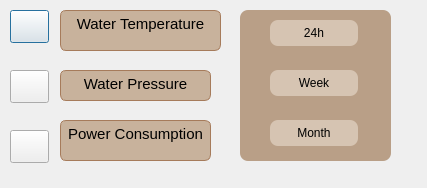
First picture: the form in kaffeknekt/GUI_firstDraft/sensoranalyticsdialog.ui, repository martintara/kaffeknekt, before the edit.
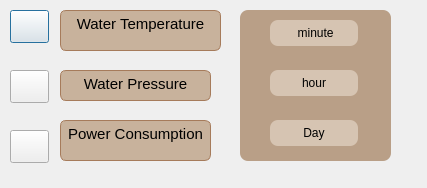
Second picture: the form after the edit. Icons and pictures are not drawn.

Diff of the .ui file:
```diff
--- a/kaffeknekt/GUI_firstDraft/sensoranalyticsdialog.ui
+++ b/kaffeknekt/GUI_firstDraft/sensoranalyticsdialog.ui
@@ -215,7 +215,7 @@
 </string>
     </property>
     <property name="text">
-     <string>24h</string>
+     <string> minute</string>
     </property>
    </widget>
    <widget class="QPushButton" name="week">
@@ -234,7 +234,7 @@
 </string>
     </property>
     <property name="text">
-     <string>Week</string>
+     <string>hour</string>
     </property>
    </widget>
    <widget class="QPushButton" name="month">
@@ -253,7 +253,7 @@
 </string>
     </property>
     <property name="text">
-     <string>Month</string>
+     <string>Day</string>
     </property>
    </widget>
   </widget>
```
Left out of the diff: 16 changed lines with no effect on the pictures.
